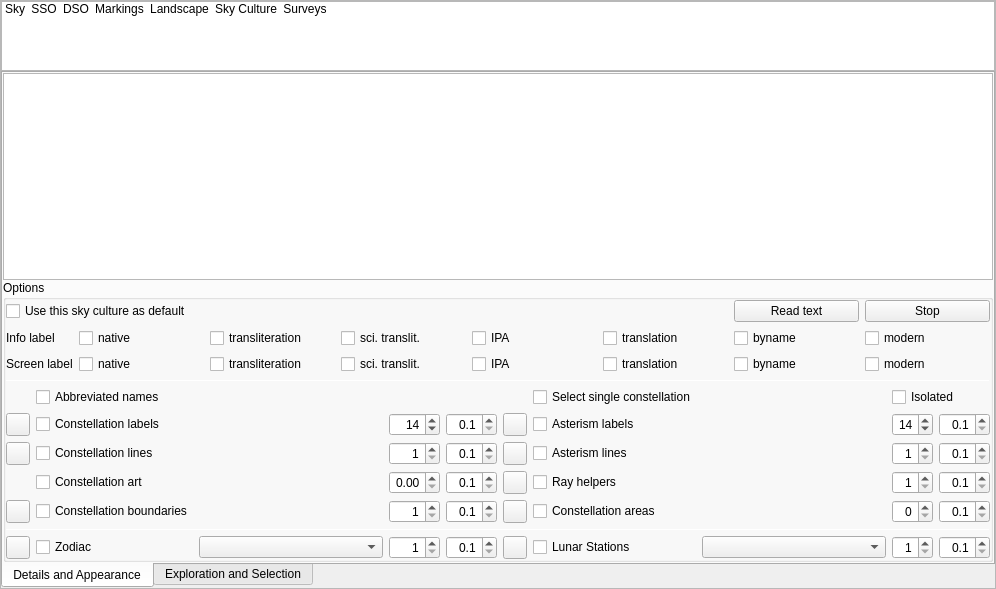
The window that src/gui/viewDialog.ui (Stellarium/stellarium) describes before a commit, drawn with Qt 5.
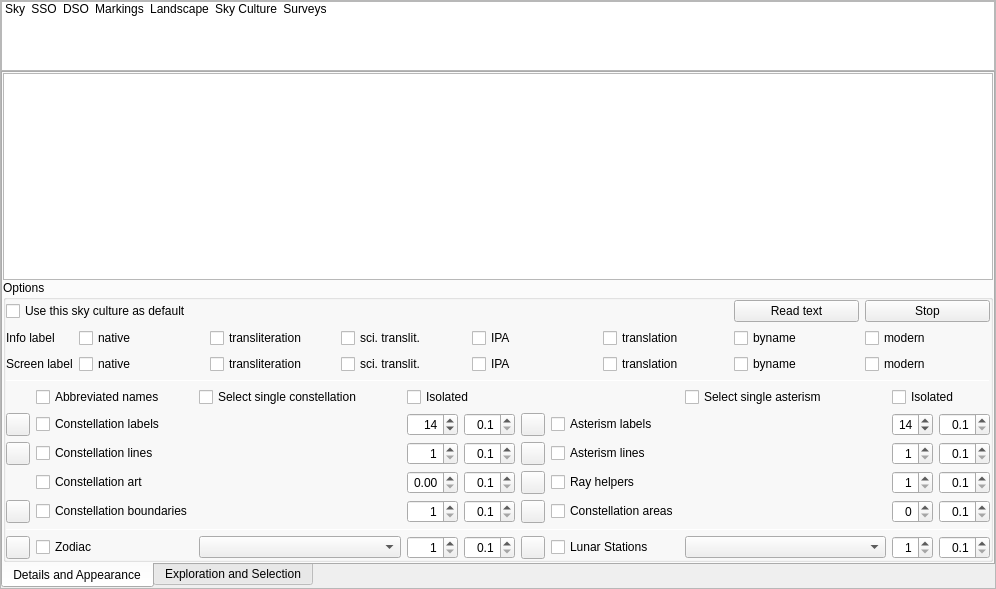
The same window after the commit. The open tabs and pages were chosen to show the change. Icons and pictures are not drawn. Custom widgets are drawn as their Qt base class.

Commit message: Properties and GUI fixes around single asterism selection

Patch:
```diff
--- a/src/gui/viewDialog.ui
+++ b/src/gui/viewDialog.ui
@@ -7,7 +7,7 @@
     <x>0</x>
     <y>0</y>
     <width>996</width>
-    <height>570</height>
+    <height>584</height>
    </rect>
   </property>
   <property name="font">
@@ -5603,7 +5603,7 @@
                      </property>
                     </widget>
                    </item>
-                   <item row="0" column="10" colspan="2">
+                   <item row="0" column="4" colspan="2">
                     <widget class="QCheckBox" name="constellationPickCheckBox">
                      <property name="toolTip">
                       <string>Only one at a time</string>
@@ -5672,7 +5672,7 @@
                      </property>
                     </widget>
                    </item>
-                   <item row="0" column="1" colspan="5">
+                   <item row="0" column="1" colspan="2">
                     <widget class="QCheckBox" name="abbreviatedNamesCheckBox">
                      <property name="sizePolicy">
                       <sizepolicy hsizetype="MinimumExpanding" vsizetype="Fixed">
@@ -5980,7 +5980,7 @@
                      </property>
                     </widget>
                    </item>
-                   <item row="0" column="7" colspan="2">
+                   <item row="0" column="3">
                     <widget class="QCheckBox" name="selectSingleConstellationCheckBox">
                      <property name="sizePolicy">
                       <sizepolicy hsizetype="MinimumExpanding" vsizetype="Fixed">
@@ -6161,6 +6161,26 @@
                    <item row="6" column="9">
                     <widget class="QComboBox" name="lunarSystemLabelComboBox"/>
                    </item>
+                   <item row="0" column="9">
+                    <widget class="QCheckBox" name="selectSingleAsterismCheckBox">
+                     <property name="toolTip">
+                      <string>Click on star to show its asterism</string>
+                     </property>
+                     <property name="text">
+                      <string>Select single asterism</string>
+                     </property>
+                    </widget>
+                   </item>
+                   <item row="0" column="10" colspan="2">
+                    <widget class="QCheckBox" name="asterismPickCheckBox">
+                     <property name="toolTip">
+                      <string>Only one at a time</string>
+                     </property>
+                     <property name="text">
+                      <string>Isolated</string>
+                     </property>
+                    </widget>
+                   </item>
                   </layout>
                  </item>
                  <item row="4" column="0">
```
The commit also changes 3 other files.
